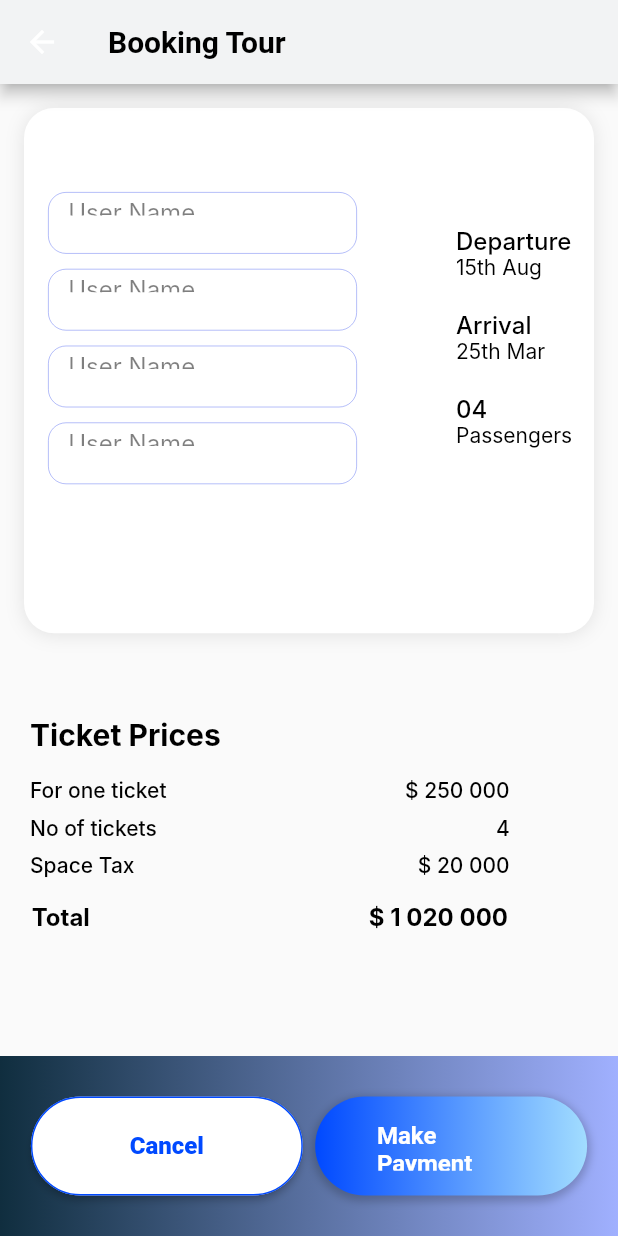
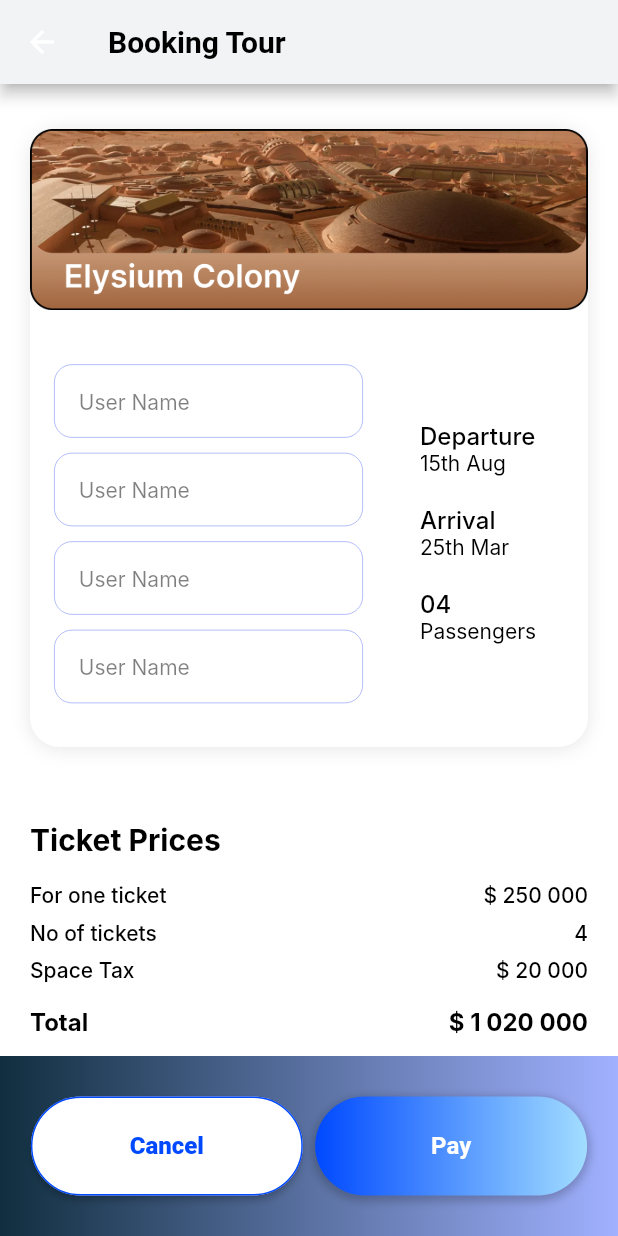
Before and after one commit to akashgamage/TeamNebula_TravelNebula, a Flutter app: the Booking screen opened directly, on a phone screen of 412 x 824 dp. Run offline on Flutter 3.47's test engine with Material 2 defaults, Android fonts, the phone set to English and light mode, and no system bars; our stand-ins replace firebase_core; accounts and stored records are empty; Roboto replaces fonts that are missing (Inter).

Commit message:
UI changes

```diff
--- a/lib/main.dart
+++ b/lib/main.dart
@@ -22,9 +22,9 @@ class MyApp extends StatelessWidget {
   // This widget is the root of your application.
   @override
   Widget build(BuildContext context) {
-    return const MaterialApp(
+    return MaterialApp(
       debugShowCheckedModeBanner: false,
-      home: Payment(),
+      home: SignInPage(),
     );
   }
 }
--- a/lib/pages/booking_page.dart
+++ b/lib/pages/booking_page.dart
@@ -8,7 +8,10 @@ class Booking extends StatelessWidget {
 
   @override
   Widget build(BuildContext context) {
-    double displayWidth = MediaQuery.of(context).size.width;displayWidth;  return Scaffold(
+    double displayWidth = MediaQuery.of(context).size.width;
+    displayWidth;
+    return Scaffold(
+      backgroundColor: Colors.white,
       appBar: AppBar(
         backgroundColor: const Color.fromARGB(255, 242, 243, 244),
         title: const Text(
@@ -21,10 +24,11 @@ class Booking extends StatelessWidget {
           ListView(
             children: [
               Padding(
-                  padding: const EdgeInsets.all(16.0),
+                padding:
+                    const EdgeInsets.symmetric(horizontal: 20.0, vertical: 30),
                 child: Container(
                   width: displayWidth,
-                    height: displayWidth * .85,
+                  height: displayWidth * 1,
                   decoration: ShapeDecoration(
                     color: Colors.white,
                     shape: RoundedRectangleBorder(
@@ -41,20 +45,24 @@ class Booking extends StatelessWidget {
                   ),
                   child: Column(
                     children: [
-                        const SizedBox(height: 20), // Add some spacing
+                      // Add some spacing
 
                       // image
-
-                        //text boxes and text fields
+                      Image.asset(
+                        'assets/images/elysiumbooking.png',
+                        width: displayWidth,
+                        fit: BoxFit.cover,
+                      ),
 
                       const SizedBox(height: 20),
                       Row(
+                        //text boxes and text fields
+
+                        mainAxisAlignment: MainAxisAlignment.spaceBetween,
                         children: [
                           Padding(
                             padding: const EdgeInsets.all(16.0),
                             child: SizedBox(
-
-
                               child: Column(
                                 mainAxisSize: MainAxisSize.min,
                                 mainAxisAlignment: MainAxisAlignment.start,
@@ -62,20 +70,16 @@ class Booking extends StatelessWidget {
                                 children: [
                                   Container(
                                     width: displayWidth * .5,
-                                      height: displayWidth * 0.1,
                                     padding: const EdgeInsets.only(
-                                        top: 14,
-                                        left: 13,
-                                        right:
-                                            13, // Adjusted right padding for the text field
-                                        bottom: 14,
+                                      left: 16,
                                     ),
                                     clipBehavior: Clip.antiAlias,
                                     decoration: ShapeDecoration(
                                       color: Colors.white,
                                       shape: RoundedRectangleBorder(
                                         side: const BorderSide(
-                                              width: 0.5, color: Color(0x7F3951EE)),
+                                            width: 0.5,
+                                            color: Color(0x7F3951EE)),
                                         borderRadius: BorderRadius.circular(12),
                                       ),
                                     ),
@@ -83,10 +87,11 @@ class Booking extends StatelessWidget {
                                       // Replace Text with TextField
                                       decoration: InputDecoration(
                                         border: InputBorder.none,
-                                          hintText: 'User Name', // Placeholder text
+                                        hintText:
+                                            'User Name', // Placeholder text
                                         hintStyle: TextStyle(
                                           color: Colors.black.withOpacity(0.5),
-                                            fontSize: 16,
+                                          fontSize: 14,
                                           fontFamily: 'Inter',
                                           fontWeight: FontWeight.w400,
                                         ),
@@ -96,20 +101,16 @@ class Booking extends StatelessWidget {
                                   const SizedBox(height: 10),
                                   Container(
                                     width: displayWidth * .5,
-                                      height: displayWidth * .1,
                                     padding: const EdgeInsets.only(
-                                        top: 14,
-                                        left: 13,
-                                        right:
-                                            13, // Adjusted right padding for the text field
-                                        bottom: 14,
+                                      left: 16,
                                     ),
                                     clipBehavior: Clip.antiAlias,
                                     decoration: ShapeDecoration(
                                       color: Colors.white,
                                       shape: RoundedRectangleBorder(
                                         side: const BorderSide(
-                                              width: 0.5, color: Color(0x7F3951EE)),
+                                            width: 0.5,
+                                            color: Color(0x7F3951EE)),
                                         borderRadius: BorderRadius.circular(12),
                                       ),
                                     ),
@@ -117,10 +118,11 @@ class Booking extends StatelessWidget {
                                       // Replace Text with TextField
                                       decoration: InputDecoration(
                                         border: InputBorder.none,
-                                          hintText: 'User Name', // Placeholder text
+                                        hintText:
+                                            'User Name', // Placeholder text
                                         hintStyle: TextStyle(
                                           color: Colors.black.withOpacity(0.5),
-                                            fontSize: 16,
+                                          fontSize: 14,
                                           fontFamily: 'Inter',
                                           fontWeight: FontWeight.w400,
                                         ),
@@ -130,20 +132,16 @@ class Booking extends StatelessWidget {
                                   const SizedBox(height: 10),
                                   Container(
                                     width: displayWidth * .5,
-                                      height: displayWidth * .1,
                                     padding: const EdgeInsets.only(
-                                        top: 14,
-                                        left: 13,
-                                        right:
-                                            13, // Adjusted right padding for the text field
-                                        bottom: 14,
+                                      left: 16,
                                     ),
                                     clipBehavior: Clip.antiAlias,
                                     decoration: ShapeDecoration(
                                       color: Colors.white,
                                       shape: RoundedRectangleBorder(
                                         side: const BorderSide(
-                                              width: 0.5, color: Color(0x7F3951EE)),
+                                            width: 0.5,
+                                            color: Color(0x7F3951EE)),
                                         borderRadius: BorderRadius.circular(12),
                                       ),
                                     ),
@@ -151,10 +149,11 @@ class Booking extends StatelessWidget {
                                       // Replace Text with TextField
                                       decoration: InputDecoration(
                                         border: InputBorder.none,
-                                          hintText: 'User Name', // Placeholder text
+                                        hintText:
+                                            'User Name', // Placeholder text
                                         hintStyle: TextStyle(
                                           color: Colors.black.withOpacity(0.5),
-                                            fontSize: 16,
+                                          fontSize: 14,
                                           fontFamily: 'Inter',
                                           fontWeight: FontWeight.w400,
                                         ),
@@ -164,20 +163,16 @@ class Booking extends StatelessWidget {
                                   const SizedBox(height: 10),
                                   Container(
                                     width: displayWidth * .5,
-                                      height: displayWidth * .1,
                                     padding: const EdgeInsets.only(
-                                        top: 14,
-                                        left: 13,
-                                        right:
-                                            13, // Adjusted right padding for the text field
-                                        bottom: 14,
+                                      left: 16,
                                     ),
                                     clipBehavior: Clip.antiAlias,
                                     decoration: ShapeDecoration(
                                       color: Colors.white,
                                       shape: RoundedRectangleBorder(
                                         side: const BorderSide(
-                                              width: 0.5, color: Color(0x7F3951EE)),
+                                            width: 0.5,
+                                            color: Color(0x7F3951EE)),
                                         borderRadius: BorderRadius.circular(12),
                                       ),
                                     ),
@@ -185,10 +180,11 @@ class Booking extends StatelessWidget {
                                       // Replace Text with TextField
                                       decoration: InputDecoration(
                                         border: InputBorder.none,
-                                          hintText: 'User Name', // Placeholder text
+                                        hintText:
+                                            'User Name', // Placeholder text
                                         hintStyle: TextStyle(
                                           color: Colors.black.withOpacity(0.5),
-                                            fontSize: 16,
+                                          fontSize: 14,
                                           fontFamily: 'Inter',
                                           fontWeight: FontWeight.w400,
                                         ),
@@ -202,10 +198,9 @@ class Booking extends StatelessWidget {
 
                           //text after the text fields
 
-                            const SizedBox(
-                              width: 50,
-                            ),
-                            const SizedBox(
+                          const Padding(
+                            padding: EdgeInsets.all(16.0),
+                            child: SizedBox(
                               width: 96,
                               height: 150,
                               child: Column(
@@ -290,6 +285,7 @@ class Booking extends StatelessWidget {
                                 ],
                               ),
                             ),
+                          ),
                         ],
                       )
                     ],
@@ -297,18 +293,13 @@ class Booking extends StatelessWidget {
                 ),
               ),
 
-
               //ticket price details
-
               const SizedBox(height: 20),
               Padding(
-                  padding: const EdgeInsets.all(20.0),
+                padding: const EdgeInsets.symmetric(horizontal: 20.0),
                 child: SizedBox(
                   width: displayWidth,
-                    height: 143,
                   child: Column(
-
-
                     crossAxisAlignment: CrossAxisAlignment.start,
                     children: [
                       const Text(
@@ -322,14 +313,9 @@ class Booking extends StatelessWidget {
                       ),
                       const SizedBox(height: 16),
                       Column(
-
-
-
                         children: [
                           Row(
-                              mainAxisSize: MainAxisSize.min,
-
-
+                            mainAxisAlignment: MainAxisAlignment.spaceBetween,
                             children: [
                               const Column(
                                 mainAxisSize: MainAxisSize.min,
@@ -411,9 +397,7 @@ class Booking extends StatelessWidget {
                           const SizedBox(height: 16),
                           Container(
                             child: const Row(
-                                mainAxisSize: MainAxisSize.min,
-                                mainAxisAlignment: MainAxisAlignment.start,
-                                crossAxisAlignment: CrossAxisAlignment.start,
+                              mainAxisAlignment: MainAxisAlignment.spaceBetween,
                               children: [
                                 Text(
                                   'Total',
@@ -434,8 +418,6 @@ class Booking extends StatelessWidget {
                                     fontWeight: FontWeight.w700,
                                   ),
                                 ),
-
-
                               ],
                             ),
                           ),
@@ -446,12 +428,7 @@ class Booking extends StatelessWidget {
                 ),
               ),
 
-
-
-
-
               const SizedBox(height: 150),
-
             ],
           ),
           Positioned(
@@ -536,7 +513,7 @@ class Booking extends StatelessWidget {
                       ),
                       child: const Center(
                         child: Text(
-                        'Make Payment',
+                          'Pay',
                           style: TextStyle(
                             color: Colors.white,
                             fontSize: 16,
@@ -550,7 +527,6 @@ class Booking extends StatelessWidget {
               ),
             ),
           ),
-
         ],
       ),
     );
```
Also changed, not shown: lib/pages/home_page.dart (+8 -8 lines), lib/pages/payment_page.dart (+55 -46 lines), assets/images/elysiumbooking.png (added), 1 other file. Lines whose indentation alone changed are shown as unchanged.
